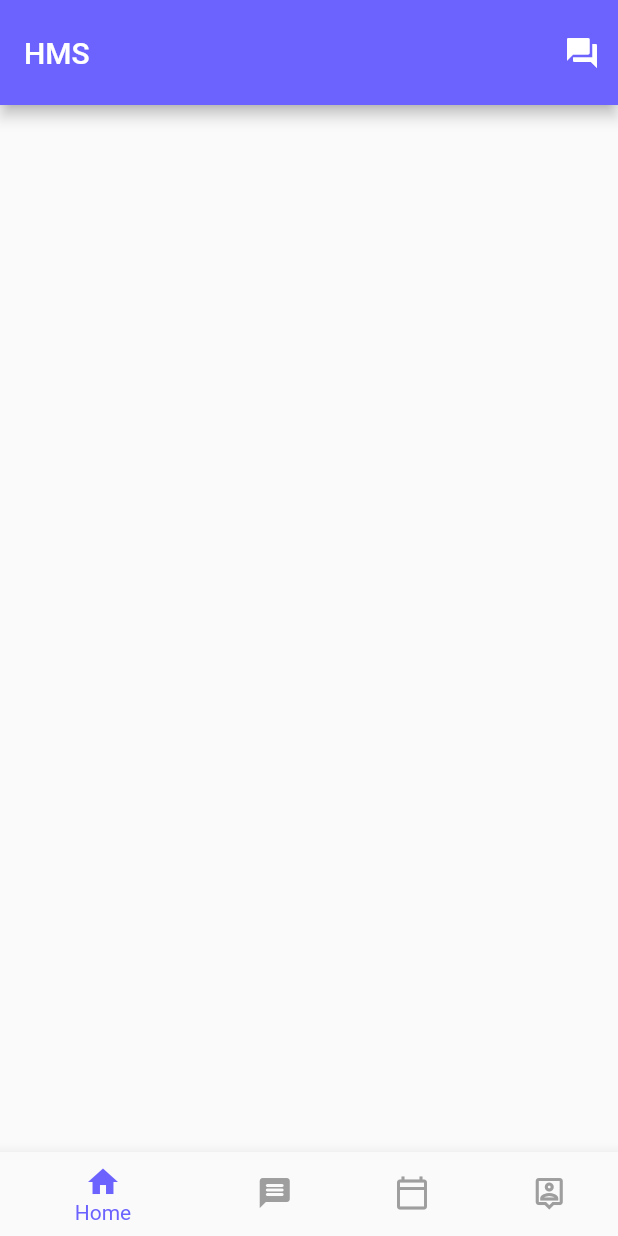
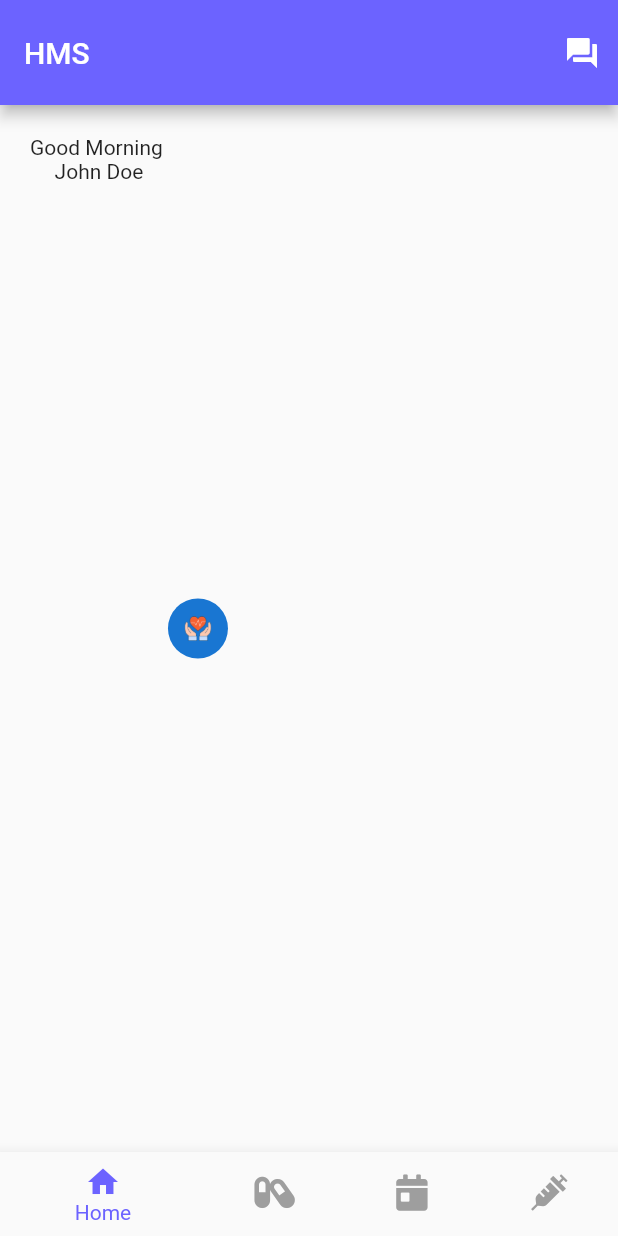
Before and after one commit to frank-hub/HMS_Mobile_App, a Flutter app: the screen it shows after launch, after a tap on "GET STARTED", on a phone screen of 412 x 824 dp. Run offline on Flutter 3.47's test engine with Material 2 defaults, Android fonts, the phone set to English and light mode, and no system bars; our stand-ins replace font_awesome_flutter.

```diff
--- a/lib/screens/patient/HomeScreen.dart
+++ b/lib/screens/patient/HomeScreen.dart
@@ -1,5 +1,5 @@
 import 'package:flutter/material.dart';
-
+import 'package:font_awesome_flutter/font_awesome_flutter.dart';
 import 'HomeWidget.dart';
 class HomeScreen extends StatefulWidget {
   @override
@@ -42,16 +42,16 @@ final List<Widget> _children = [
               label: 'Home'
             ),
             BottomNavigationBarItem(
-              icon: new Icon(Icons.message_rounded),
-              label: 'Message',
+              icon: new FaIcon(FontAwesomeIcons.capsules),
+              label: 'Pharmacy',
             ),
             BottomNavigationBarItem(
-              icon: new Icon(Icons.calendar_today_outlined),
+              icon: new FaIcon(FontAwesomeIcons.calendarDay),
               label: 'Bookings'
             ),
             BottomNavigationBarItem(
-              icon: new Icon(Icons.person_pin_outlined),
-              label: 'Profile'
+              icon: new FaIcon(FontAwesomeIcons.syringe),
+              label: 'Lab'
             )
 
           ],
--- a/lib/screens/patient/HomeWidget.dart
+++ b/lib/screens/patient/HomeWidget.dart
@@ -8,6 +8,21 @@ class HomeWidget extends StatefulWidget {
 class _HomeWidgetState extends State<HomeWidget> {
   @override
   Widget build(BuildContext context) {
-    return Container();
+    return Container(
+      padding: EdgeInsets.all(20),
+      child: Row(
+        children: [
+          Column(
+            children: [
+              Text("Good Morning "),
+              Text("John Doe"),
+            ],
+          ),
+          CircleAvatar(
+            child: Image.asset('assets/images/logo.png'),
+          )
+        ],
+      ),
+    );
   }
 }
--- a/pubspec.yaml
+++ b/pubspec.yaml
@@ -28,6 +28,7 @@ dependencies:
   # The following adds the Cupertino Icons font to your application.
   # Use with the CupertinoIcons class for iOS style icons.
   cupertino_icons: ^1.0.2
+  font_awesome_flutter: ^9.1.0
 
 dev_dependencies:
   flutter_test:
```
Also changed, not shown: pubspec.lock.
